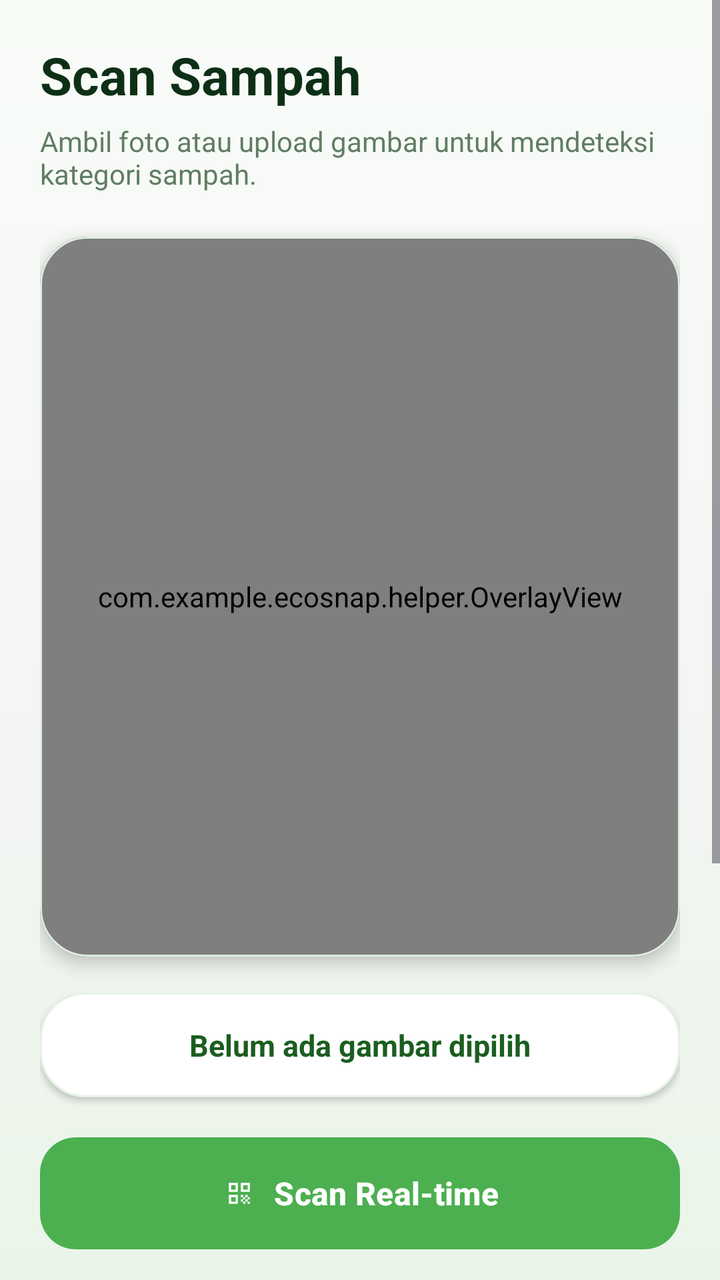
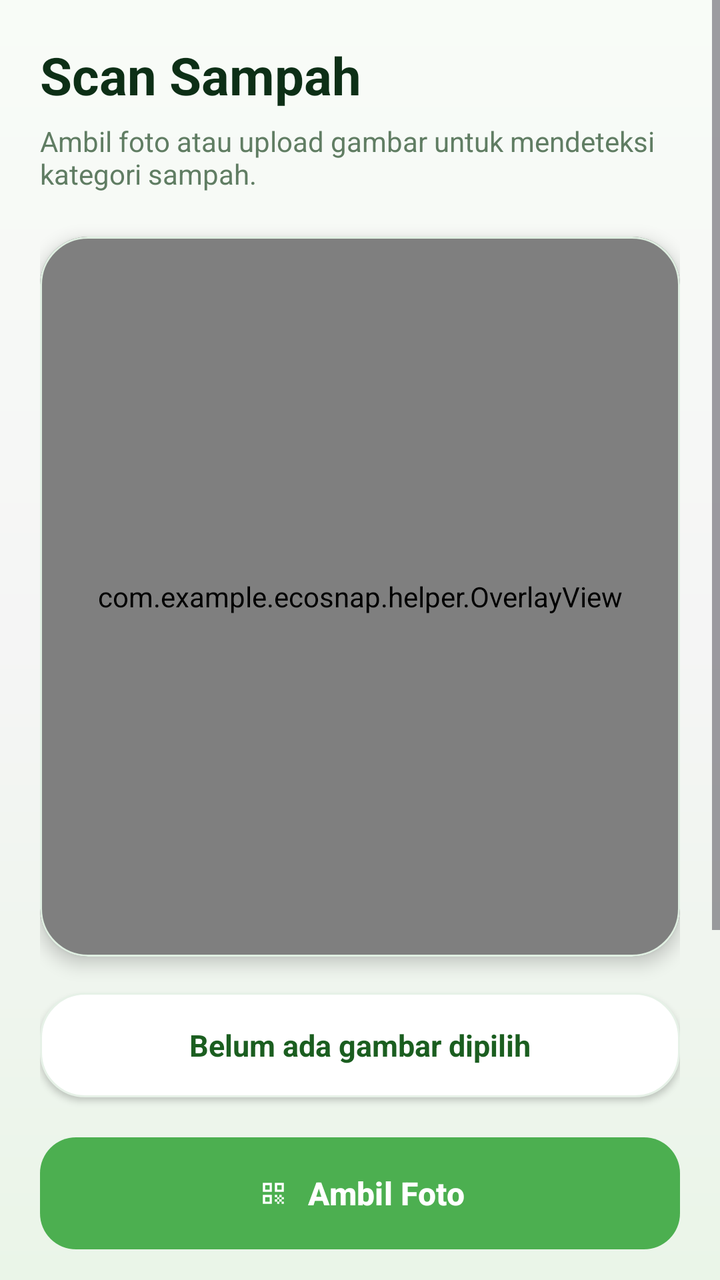

Screens rendered from an Android XML layout before and after an edit, with the pre-edit source and the edit as a unified diff.
<!-- AndroidManifest.xml: application theme Theme.EcoSnap -->
<!-- res/layout/activity_scan.xml -->
<?xml version="1.0" encoding="utf-8"?>
<ScrollView xmlns:android="http://schemas.android.com/apk/res/android"
    xmlns:app="http://schemas.android.com/apk/res-auto"
    android:layout_width="match_parent"
    android:layout_height="match_parent"
    android:background="@drawable/bg_screen_soft"
    android:fillViewport="true"
    android:overScrollMode="never">

    <LinearLayout
        android:layout_width="match_parent"
        android:layout_height="wrap_content"
        android:orientation="vertical"
        android:padding="20dp">

        <TextView
            android:layout_width="match_parent"
            android:layout_height="wrap_content"
            android:text="Scan Sampah"
            android:textColor="#0D2F16"
            android:textSize="26sp"
            android:textStyle="bold" />

        <TextView
            android:layout_width="match_parent"
            android:layout_height="wrap_content"
            android:layout_marginTop="6dp"
            android:text="Ambil foto atau upload gambar untuk mendeteksi kategori sampah."
            android:textColor="#607D63"
            android:textSize="14sp" />

        <com.google.android.material.card.MaterialCardView
            android:layout_width="match_parent"
            android:layout_height="360dp"
            android:layout_marginTop="22dp"
            app:cardCornerRadius="24dp"
            app:cardElevation="5dp"
            app:strokeColor="#E0EFE2"
            app:strokeWidth="1dp">

            <FrameLayout
                android:id="@+id/imageContainer"
                android:layout_width="match_parent"
                android:layout_height="match_parent"
                android:background="#F8FBF8">

                <androidx.camera.view.PreviewView
                    android:id="@+id/previewView"
                    android:layout_width="match_parent"
                    android:layout_height="match_parent"
                    android:visibility="gone" />

                <ImageView
                    android:id="@+id/viewFinder"
                    android:layout_width="match_parent"
                    android:layout_height="match_parent"
                    android:contentDescription="Preview gambar sampah"
                    android:padding="34dp"
                    android:scaleType="centerInside"
                    android:src="@drawable/ic_scan"
                    android:tint="#A5D6A7" />

                <com.example.ecosnap.helper.OverlayView
                    android:id="@+id/overlayView"
                    android:layout_width="match_parent"
                    android:layout_height="match_parent" />

                <ProgressBar
                    android:id="@+id/progressScan"
                    style="?android:attr/progressBarStyleLarge"
                    android:layout_width="56dp"
                    android:layout_height="56dp"
                    android:layout_gravity="center"
                    android:indeterminateTint="#2E7D32"
                    android:visibility="gone" />
            </FrameLayout>
        </com.google.android.material.card.MaterialCardView>

        <TextView
            android:id="@+id/tvHasil"
            android:layout_width="match_parent"
            android:layout_height="wrap_content"
            android:layout_marginTop="18dp"
            android:background="@drawable/bg_modern_card"
            android:elevation="2dp"
            android:padding="16dp"
            android:text="Belum ada gambar dipilih"
            android:textAlignment="center"
            android:textColor="#1B5E20"
            android:textSize="15sp"
            android:textStyle="bold" />

        <com.google.android.material.button.MaterialButton
            android:id="@+id/btnRealtime"
            android:layout_width="match_parent"
            android:layout_height="56dp"
            android:layout_marginTop="20dp"
            android:background="@drawable/bg_button_gradient"
            android:text="Scan Real-time"
            android:textAllCaps="false"
            android:textColor="#FFFFFF"
            android:textSize="16sp"
            android:textStyle="bold"
            app:icon="@drawable/ic_scan"
            app:iconGravity="textStart"
            app:iconTint="#FFFFFF" />

        <com.google.android.material.button.MaterialButton
            android:id="@+id/btnCapture"
            android:layout_width="match_parent"
            android:layout_height="56dp"
            android:layout_marginTop="12dp"
            app:backgroundTint="#E8F5E9"
            app:cornerRadius="18dp"
            android:text="Ambil Foto"
            android:textAllCaps="false"
            android:textColor="#1B5E20"
            android:textSize="16sp"
            android:textStyle="bold"
            app:icon="@drawable/ic_scan"
            app:iconGravity="textStart"
            app:iconTint="#1B5E20" />

        <com.google.android.material.button.MaterialButton
            android:id="@+id/btnGallery"
            android:layout_width="match_parent"
            android:layout_height="56dp"
            android:layout_marginTop="12dp"
            android:text="Upload dari Galeri"
            android:textAllCaps="false"
            android:textColor="#1B5E20"
            android:textSize="16sp"
            android:textStyle="bold"
            app:backgroundTint="#E8F5E9"
            app:cornerRadius="18dp"
            app:icon="@drawable/ic_total"
            app:iconGravity="textStart"
            app:iconTint="#1B5E20" />

        <com.google.android.material.card.MaterialCardView
            android:layout_width="match_parent"
            android:layout_height="wrap_content"
            android:layout_marginTop="24dp"
            android:layout_marginBottom="24dp"
            app:cardBackgroundColor="#EEF8EF"
            app:cardCornerRadius="20dp"
            app:cardElevation="2dp"
            app:strokeColor="#DCEEDD"
            app:strokeWidth="1dp">

            <LinearLayout
                android:layout_width="match_parent"
                android:layout_height="wrap_content"
                android:orientation="vertical"
                android:padding="18dp">

                <TextView
                    android:layout_width="wrap_content"
                    android:layout_height="wrap_content"
                    android:text="Tips Pemindaian"
                    android:textColor="#0D2F16"
                    android:textSize="16sp"
                    android:textStyle="bold" />

                <TextView
                    android:layout_width="match_parent"
                    android:layout_height="wrap_content"
                    android:layout_marginTop="8dp"
                    android:lineSpacingExtra="3dp"
                    android:text="Pastikan objek terlihat jelas dengan pencahayaan yang cukup. AI akan mendeteksi kategori sampah dari gambar Anda."
                    android:textColor="#4E5D52"
                    android:textSize="13sp" />
            </LinearLayout>
        </com.google.android.material.card.MaterialCardView>

    </LinearLayout>
</ScrollView>
<!-- resources referenced by this layout -->
<resources>
  <!-- drawable bg_button_gradient (drawable) -->
  <?xml version="1.0" encoding="utf-8"?>
  <shape xmlns:android="http://schemas.android.com/apk/res/android">
      <gradient
          android:angle="0"
          android:startColor="#1B5E20"
          android:centerColor="#2E7D32"
          android:endColor="#4CAF50" />
      <corners android:radius="18dp" />
  </shape>
  <!-- drawable bg_modern_card (drawable) -->
  <?xml version="1.0" encoding="utf-8"?>
  <shape xmlns:android="http://schemas.android.com/apk/res/android">
      <solid android:color="#FFFFFF" />
      <corners android:radius="22dp" />
      <stroke
          android:width="1dp"
          android:color="#E6F1E7" />
  </shape>
  <!-- drawable bg_screen_soft (drawable) -->
  <?xml version="1.0" encoding="utf-8"?>
  <shape xmlns:android="http://schemas.android.com/apk/res/android">
      <gradient
          android:angle="270"
          android:startColor="#F8FCF7"
          android:centerColor="#F5F5F5"
          android:endColor="#EAF5E8" />
  </shape>
  <!-- drawable ic_scan (drawable) -->
  <?xml version="1.0" encoding="utf-8"?>
  <vector xmlns:android="http://schemas.android.com/apk/res/android"
      android:width="24dp"
      android:height="24dp"
      android:viewportWidth="24"
      android:viewportHeight="24">
      <path
          android:fillColor="#FFFFFF"
          android:pathData="M9.5,6.5v3h-3v-3h3M11,5H5v6h6V5zM9.5,14.5v3h-3v-3h3M11,13H5v6h6v-6zM17.5,6.5v3h-3v-3h3M19,5h-6v6h6V5zM13,13h1.5v1.5H13zM14.5,14.5H16V16h-1.5zM16,13h1.5v1.5H16zM13,16h1.5v1.5H13zM14.5,17.5H16V19h-1.5zM16,16h1.5v1.5H16zM17.5,14.5H19V16h-1.5zM17.5,17.5H19V19h-1.5z"/>
  </vector>
  <!-- drawable ic_total (drawable) -->
  <?xml version="1.0" encoding="utf-8"?>
  <vector xmlns:android="http://schemas.android.com/apk/res/android"
      android:width="24dp"
      android:height="24dp"
      android:viewportWidth="24"
      android:viewportHeight="24">
      <path
          android:fillColor="#FFFFFF"
          android:pathData="M3,3h18v2H3V3zM3,7h18v2H3V7zM3,11h18v2H3V11zM3,15h12v2H3V15zM3,19h8v2H3V19z"/>
  </vector>
  <style name="Theme.EcoSnap" parent="Base.Theme.EcoSnap" />
  <style name="Base.Theme.EcoSnap" parent="Theme.Material3.DayNight.NoActionBar">
          
          <item name="colorPrimary">@color/colorPrimary</item>
          <item name="colorPrimaryVariant">@color/colorPrimaryDark</item>
          <item name="colorOnPrimary">@color/white</item>
          <item name="colorSecondary">@color/colorAccent</item>
          <item name="colorSecondaryContainer">#C8E6C9</item>
          <item name="colorOnSecondaryContainer">#1B5E20</item>
          <item name="android:windowBackground">@color/eco_bg_soft</item>
      </style>
  <color name="colorPrimary">#4CAF50</color>
  <color name="colorPrimaryDark">#1B5E20</color>
  <color name="white">#FFFFFFFF</color>
  <color name="colorAccent">#A5D6A7</color>
  <color name="eco_bg_soft">#F5F5F5</color>
</resources>

<!-- the commit's change to res/layout/activity_scan.xml (unified diff, before → after) -->
@@ -44,12 +44,6 @@
                 android:layout_height="match_parent"
                 android:background="#F8FBF8">
 
-                <androidx.camera.view.PreviewView
-                    android:id="@+id/previewView"
-                    android:layout_width="match_parent"
-                    android:layout_height="match_parent"
-                    android:visibility="gone" />
-
                 <ImageView
                     android:id="@+id/viewFinder"
                     android:layout_width="match_parent"
@@ -91,12 +85,12 @@
             android:textStyle="bold" />
 
         <com.google.android.material.button.MaterialButton
-            android:id="@+id/btnRealtime"
+            android:id="@+id/btnCapture"
             android:layout_width="match_parent"
             android:layout_height="56dp"
             android:layout_marginTop="20dp"
             android:background="@drawable/bg_button_gradient"
-            android:text="Scan Real-time"
+            android:text="Ambil Foto"
             android:textAllCaps="false"
             android:textColor="#FFFFFF"
             android:textSize="16sp"
@@ -104,22 +98,6 @@
             app:icon="@drawable/ic_scan"
             app:iconGravity="textStart"
             app:iconTint="#FFFFFF" />
-
-        <com.google.android.material.button.MaterialButton
-            android:id="@+id/btnCapture"
-            android:layout_width="match_parent"
-            android:layout_height="56dp"
-            android:layout_marginTop="12dp"
-            app:backgroundTint="#E8F5E9"
-            app:cornerRadius="18dp"
-            android:text="Ambil Foto"
-            android:textAllCaps="false"
-            android:textColor="#1B5E20"
-            android:textSize="16sp"
-            android:textStyle="bold"
-            app:icon="@drawable/ic_scan"
-            app:iconGravity="textStart"
-            app:iconTint="#1B5E20" />
 
         <com.google.android.material.button.MaterialButton
             android:id="@+id/btnGallery"
<!-- resource entries referenced after the edit -->
@@ -60,6 +60,8 @@
           <item name="colorSecondaryContainer">#C8E6C9</item>
           <item name="colorOnSecondaryContainer">#1B5E20</item>
           <item name="android:windowBackground">@color/eco_bg_soft</item>
+          <item name="android:statusBarColor">@color/eco_bg_soft</item>
+          <item name="android:windowLightStatusBar">true</item>
       </style>
   <color name="colorPrimary">#4CAF50</color>
   <color name="colorPrimaryDark">#1B5E20</color>
